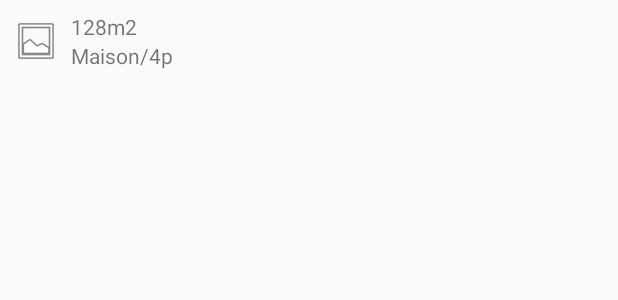
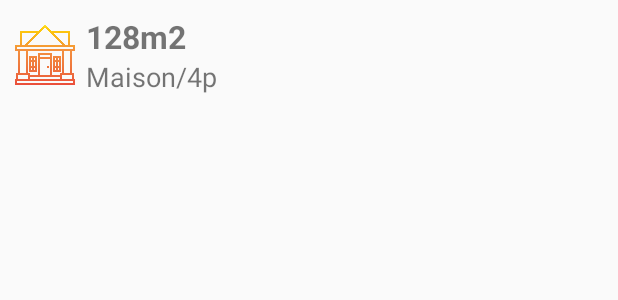
Before and after one commit to Araken64/QuelPrixImmo, an Android app: the layout good.xml on its own in the app's theme, with its tools: preview values and no code run, on a phone screen of 412 x 824 dp. Shown: the top 300 px of the screen. Run offline under Robolectric (Android 15) with nearby library versions, the phone set to English and light mode, and no system bars.

Commit message:
Rename layout without "fragment"

```diff
--- a/app/src/main/res/layout/fragment_good.xml
+++ b/app/src/main/res/layout/good.xml
@@ -8,27 +8,29 @@
     <androidx.gridlayout.widget.GridLayout
         android:layout_width="match_parent"
         android:layout_height="match_parent"
-        android:padding="@dimen/padding_item_list"
+        android:padding="@dimen/padding_good"
         app:columnCount="2"
         app:rowCount="2">
 
         <ImageView
             android:id="@+id/imageView2"
-            android:layout_width="wrap_content"
-            android:layout_height="wrap_content"
+            android:layout_width="@dimen/image_size_little"
+            android:layout_height="@dimen/image_size_little"
+            android:layout_marginEnd="@dimen/margin_right_image"
             android:layout_marginRight="@dimen/margin_right_image"
             android:contentDescription="@string/description_image_good"
             app:layout_column="0"
             app:layout_gravity="center"
             app:layout_rowSpan="2"
-            app:srcCompat="@android:drawable/ic_menu_gallery"
-            android:layout_marginEnd="@dimen/margin_right_image" />
+            app:srcCompat="@drawable/maison" />
 
         <TextView
             android:id="@+id/surface"
             android:layout_width="wrap_content"
             android:layout_height="wrap_content"
             android:text="@string/exemple_surface"
+            android:textSize="21sp"
+            android:textStyle="bold"
             app:layout_column="1"
             app:layout_row="0" />
 
@@ -36,6 +38,7 @@
             android:id="@+id/local_pieces"
             android:layout_width="wrap_content"
             android:layout_height="wrap_content"
-            android:text="@string/exemple_local_pieces" />
+            android:text="@string/exemple_local_pieces"
+            android:textSize="18sp" />
     </androidx.gridlayout.widget.GridLayout>
 </LinearLayout>
--- a/app/src/main/res/layout/fragment_good_list.xml
+++ b/app/src/main/res/layout/good_list.xml
@@ -6,8 +6,7 @@
     android:name="fr.univpau.android.quelpriximmo.GoodFragment"
     android:layout_width="match_parent"
     android:layout_height="match_parent"
-    android:layout_marginLeft="16dp"
-    android:layout_marginRight="16dp"
+    android:background="@drawable/good_rounded_background"
     app:layoutManager="LinearLayoutManager"
-    tools:context=".GoodFragment"
-    tools:listitem="@layout/fragment_good" />
+    tools:context=".MutationFragment"
+    tools:listitem="@layout/good" />
```
Also changed, not shown: app/src/main/res/layout/mutation.xml (renamed from app/src/main/res/layout/fragment_mutation.xml, +16 -10 lines).
